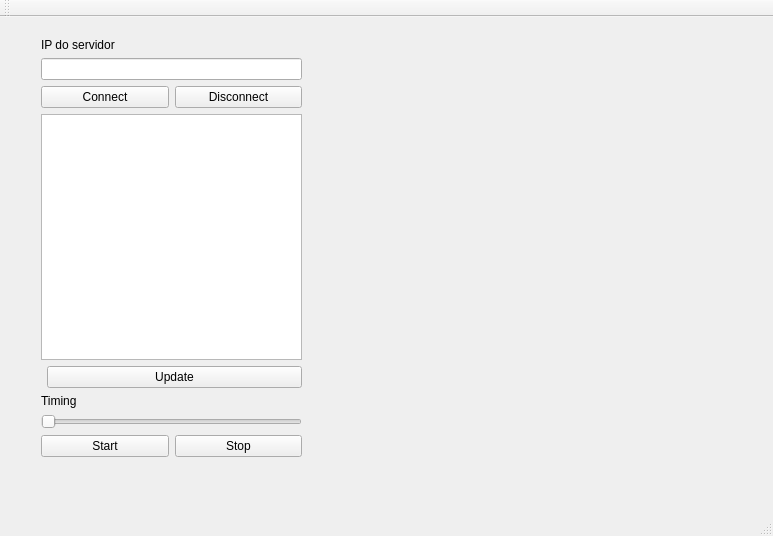
Above: qtsupervisory-master/QtTcpClientConsumer/mainwindow.ui from breno550/DCA1202---Projeto-final before the change. Below: the same form after it.
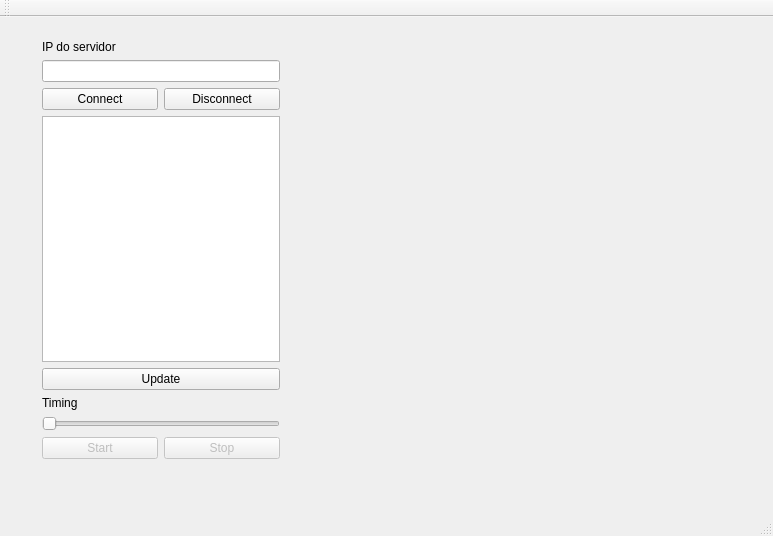
That is the form after the change. Custom widgets are drawn as their Qt base class.

```diff
--- a/qtsupervisory-master/QtTcpClientConsumer/mainwindow.ui
+++ b/qtsupervisory-master/QtTcpClientConsumer/mainwindow.ui
@@ -17,24 +17,38 @@
    <widget class="Plotter" name="widget" native="true">
     <property name="geometry">
      <rect>
-      <x>330</x>
+      <x>310</x>
       <y>20</y>
       <width>401</width>
       <height>421</height>
      </rect>
     </property>
    </widget>
-   <widget class="QWidget" name="layoutWidget">
+   <widget class="QWidget" name="">
     <property name="geometry">
      <rect>
-      <x>30</x>
-      <y>10</y>
-      <width>283</width>
+      <x>31</x>
+      <y>12</y>
+      <width>260</width>
       <height>441</height>
      </rect>
     </property>
-    <layout class="QFormLayout" name="formLayout">
-     <item row="1" column="0" colspan="2">
+    <layout class="QVBoxLayout" name="verticalLayout_4">
+     <item>
+      <layout class="QVBoxLayout" name="verticalLayout">
+       <item>
+        <widget class="QLabel" name="label">
+         <property name="text">
+          <string>IP do servidor</string>
+         </property>
+        </widget>
+       </item>
+       <item>
+        <widget class="QLineEdit" name="lineEditIP"/>
+       </item>
+      </layout>
+     </item>
+     <item>
       <layout class="QHBoxLayout" name="horizontalLayout">
        <item>
         <widget class="QPushButton" name="pushButton_connect">
@@ -52,51 +66,23 @@
        </item>
       </layout>
      </item>
-     <item row="0" column="0" colspan="2">
-      <layout class="QVBoxLayout" name="verticalLayout">
-       <item>
-        <widget class="QLabel" name="label">
-         <property name="text">
-          <string>IP do servidor</string>
-         </property>
-        </widget>
-       </item>
-       <item>
-        <widget class="QLineEdit" name="lineEditIP"/>
-       </item>
-      </layout>
-     </item>
-     <item row="2" column="0" colspan="2">
-      <widget class="QTextEdit" name="textEdit"/>
-     </item>
-     <item row="5" column="0" colspan="2">
-      <layout class="QHBoxLayout" name="horizontalLayout_2">
-       <item>
-        <widget class="QPushButton" name="pushButton_start">
-         <property name="text">
-          <string>Start</string>
-         </property>
-        </widget>
-       </item>
-       <item>
-        <widget class="QPushButton" name="pushButton_stop">
-         <property name="text">
-          <string>Stop</string>
-         </property>
-        </widget>
-       </item>
-      </layout>
-     </item>
-     <item row="3" column="1">
-      <widget class="QPushButton" name="pushButton_update">
-       <property name="text">
-        <string>Update</string>
-       </property>
-      </widget>
-     </item>
-     <item row="4" column="0" colspan="2">
+     <item>
       <layout class="QVBoxLayout" name="verticalLayout_2">
        <item>
+        <widget class="QListWidget" name="listWidget"/>
+       </item>
+       <item>
+        <widget class="QPushButton" name="pushButton_update">
+         <property name="text">
+          <string>Update</string>
+         </property>
+        </widget>
+       </item>
+      </layout>
+     </item>
+     <item>
+      <layout class="QVBoxLayout" name="verticalLayout_3">
+       <item>
         <widget class="QLabel" name="label_2">
          <property name="text">
           <string>Timing</string>
@@ -105,6 +91,12 @@
        </item>
        <item>
         <widget class="QSlider" name="horizontalSlider">
+         <property name="minimum">
+          <number>500</number>
+         </property>
+         <property name="maximum">
+          <number>10000</number>
+         </property>
          <property name="orientation">
           <enum>Qt::Horizontal</enum>
          </property>
@@ -112,6 +104,30 @@
        </item>
       </layout>
      </item>
+     <item>
+      <layout class="QHBoxLayout" name="horizontalLayout_2">
+       <item>
+        <widget class="QPushButton" name="pushButton_start">
+         <property name="enabled">
+          <bool>false</bool>
+         </property>
+         <property name="text">
+          <string>Start</string>
+         </property>
+        </widget>
+       </item>
+       <item>
+        <widget class="QPushButton" name="pushButton_stop">
+         <property name="enabled">
+          <bool>false</bool>
+         </property>
+         <property name="text">
+          <string>Stop</string>
+         </property>
+        </widget>
+       </item>
+      </layout>
+     </item>
     </layout>
    </widget>
   </widget>
```
